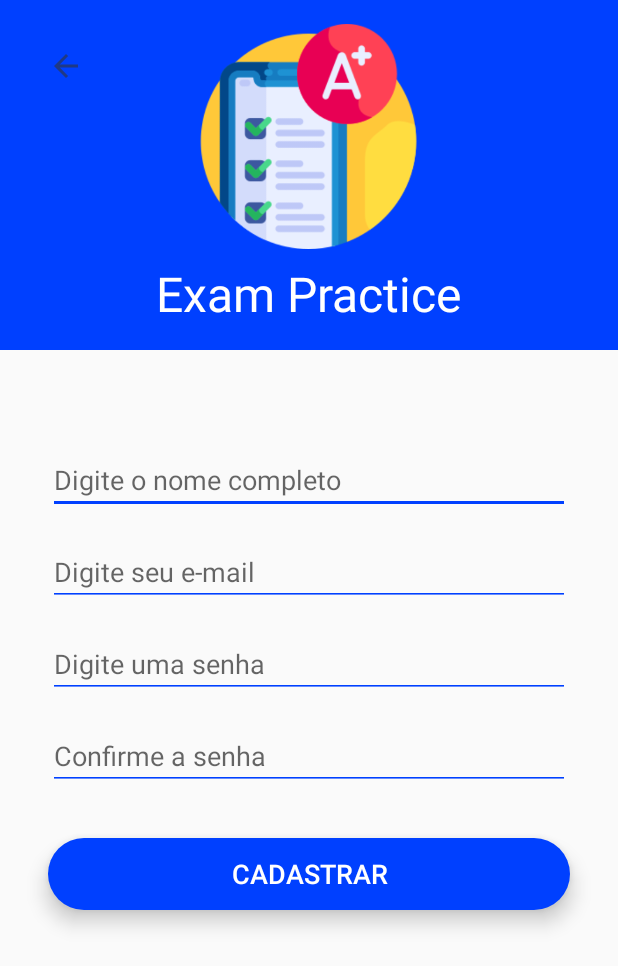
After one commit to flrocha84/EstudeMais, an Android app: the SignUpActivity screen opened directly, with no data from a screen before it, on a phone screen of 412 x 824 dp. The commit adds this screen. Shown: the top 966 px of the screen. Run offline under Robolectric (Android 15) with nearby library versions, the phone set to English and light mode, and no system bars; our stand-ins replace Firebase (no records; nobody signed in at launch, a user with empty details on screens opened directly).

Commit message:
login e cadastro funcionando

```diff
--- a/app/build.gradle
+++ b/app/build.gradle
@@ -1,7 +1,8 @@
 plugins {
     id 'com.android.application'
 }
-
+apply plugin: 'com.android.application'
+apply plugin: 'com.google.gms.google-services'
 android {
     compileSdk 31
 
@@ -43,4 +44,7 @@ dependencies {
     testImplementation 'junit:junit:4.+'
     androidTestImplementation 'androidx.test.ext:junit:1.1.3'
     androidTestImplementation 'androidx.test.espresso:espresso-core:3.4.0'
+    implementation platform('com.google.firebase:firebase-bom:29.2.1')
+    implementation 'com.google.firebase:firebase-analytics'
+    implementation 'com.google.firebase:firebase-auth'
 }
--- a/app/src/main/AndroidManifest.xml
+++ b/app/src/main/AndroidManifest.xml
@@ -9,6 +9,9 @@
         android:roundIcon="@mipmap/ic_launcher_round"
         android:supportsRtl="true"
         android:theme="@style/Theme.ExamPractice">
+        <activity
+            android:name=".SignUpActivity"
+            android:exported="false" />
         <activity
             android:name=".LoginActivity"
             android:exported="false" />
--- /dev/null
+++ b/app/src/main/java/com/proj/fab/estudemais/SignUpActivity.java
@@ -0,0 +1,135 @@
+package com.proj.fab.estudemais;
+
+import androidx.annotation.NonNull;
+import androidx.appcompat.app.AppCompatActivity;
+
+import android.app.Dialog;
+import android.content.Intent;
+import android.os.Bundle;
+import android.util.Log;
+import android.view.View;
+import android.view.ViewGroup;
+import android.widget.Button;
+import android.widget.EditText;
+import android.widget.ImageView;
+import android.widget.TextView;
+import android.widget.Toast;
+
+import com.google.android.gms.tasks.OnCompleteListener;
+import com.google.android.gms.tasks.Task;
+import com.google.firebase.auth.AuthResult;
+import com.google.firebase.auth.FirebaseAuth;
+import com.google.firebase.auth.FirebaseUser;
+
+public class SignUpActivity extends AppCompatActivity {
+    private EditText name, email,pass,confirmpass;
+    private Button signUpB;
+    private ImageView backB;
+    private FirebaseAuth mAuth;
+    private String emailStr,passStr,confirmPassStr,nameStr;
+    private Dialog progressDialog;
+    private TextView dialogText;
+
+
+
+    @Override
+    protected void onCreate(Bundle savedInstanceState) {
+        super.onCreate(savedInstanceState);
+        setContentView(R.layout.activity_sign_up);
+        name= findViewById(R.id.username);
+        email = findViewById(R.id.emailID);
+        pass=findViewById(R.id.password);
+        confirmpass=findViewById(R.id.confirm_pass);
+        signUpB= findViewById(R.id.signupB);
+        backB=findViewById(R.id.backB);
+
+
+        progressDialog=new Dialog(SignUpActivity.this);
+        progressDialog.setContentView(R.layout.dialog_layout);
+        progressDialog.setCancelable(false);
+        progressDialog.getWindow().setLayout(ViewGroup.LayoutParams.WRAP_CONTENT,ViewGroup.LayoutParams.WRAP_CONTENT);
+
+        dialogText=progressDialog.findViewById(R.id.dialog_text);
+        dialogText.setText("Cadastrando usuário...");
+
+        mAuth=FirebaseAuth.getInstance();
+
+        backB.setOnClickListener(new View.OnClickListener() {
+            @Override
+            public void onClick(View view) {
+
+                finish();
+            }
+        });
+
+        signUpB.setOnClickListener(new View.OnClickListener() {
+            @Override
+            public void onClick(View view) {
+
+                if (validate()){
+                signupNewUser();
+            }
+            }
+        });
+    }
+
+    private boolean validate(){
+        nameStr=name.getText().toString().trim();
+        passStr=pass.getText().toString().trim();
+        emailStr=email.getText().toString().trim();
+        confirmPassStr=confirmpass.getText().toString().trim();
+
+        if (nameStr.isEmpty())
+        {
+            name.setError("Preencha o nome.");
+            return false;
+        }
+        if (emailStr.isEmpty())
+        {
+            email.setError("Preencha o e-mail.");
+            return false;
+        }
+        if (passStr.isEmpty())
+        {
+            pass.setError("Preencha uma senha.");
+            return false;
+        }
+        if (confirmPassStr.isEmpty())
+        {
+            confirmpass.setError("Repita a senha.");
+            return false;
+        }
+        if (passStr.compareTo(confirmPassStr) !=0)
+        {
+            Toast.makeText(SignUpActivity.this,"As senhas são diferentes",Toast.LENGTH_SHORT).show();
+            return false;
+        }
+        return true;
+    }
+
+    private void signupNewUser(){
+        progressDialog.show();
+
+        mAuth.createUserWithEmailAndPassword(emailStr, passStr)
+                .addOnCompleteListener(this, new OnCompleteListener<AuthResult>() {
+                    @Override
+                    public void onComplete(@NonNull Task<AuthResult> task) {
+                        if (task.isSuccessful()) {
+
+                            Toast.makeText(SignUpActivity.this, "Cadastro realizado!",Toast.LENGTH_SHORT).show();
+                            progressDialog.dismiss();
+                            Intent intent = new Intent(SignUpActivity.this,MainActivity.class);
+                            startActivity(intent);
+                            SignUpActivity.this.finish();
+
+                        } else {
+                            progressDialog.dismiss();
+                            Toast.makeText(SignUpActivity.this, "Erro ao  Cadastrar.",
+                                    Toast.LENGTH_SHORT).show();
+                               }
+                    }
+                });
+
+
+    }
+}
--- /dev/null
+++ b/app/src/main/res/drawable-anydpi/ic_back.xml
@@ -0,0 +1,11 @@
+<vector xmlns:android="http://schemas.android.com/apk/res/android"
+    android:width="24dp"
+    android:height="24dp"
+    android:viewportWidth="24"
+    android:viewportHeight="24"
+    android:tint="#333333"
+    android:alpha="0.6">
+  <path
+      android:fillColor="@android:color/white"
+      android:pathData="M20,11H7.83l5.59,-5.59L12,4l-8,8 8,8 1.41,-1.41L7.83,13H20v-2z"/>
+</vector>
--- /dev/null
+++ b/app/src/main/res/layout/activity_sign_up.xml
@@ -0,0 +1,136 @@
+<?xml version="1.0" encoding="utf-8"?>
+<androidx.constraintlayout.widget.ConstraintLayout xmlns:android="http://schemas.android.com/apk/res/android"
+    xmlns:app="http://schemas.android.com/apk/res-auto"
+    xmlns:tools="http://schemas.android.com/tools"
+    android:layout_width="match_parent"
+    android:layout_height="match_parent"
+    android:theme="@style/LoginTheme"
+    tools:context=".SignUpActivity">
+
+    <ImageView
+        android:id="@+id/backB"
+        android:layout_width="wrap_content"
+        android:layout_height="wrap_content"
+        android:layout_marginStart="16dp"
+        android:layout_marginTop="16dp"
+        android:elevation="3dp"
+        android:padding="16dp"
+
+        app:layout_constraintStart_toStartOf="parent"
+        app:layout_constraintTop_toTopOf="parent"
+        app:srcCompat="@drawable/ic_back" />
+
+    <LinearLayout
+        android:id="@+id/linearLayout"
+        android:layout_width="match_parent"
+        android:layout_height="wrap_content"
+        android:background="@color/colorPrimary"
+        android:gravity="center"
+        android:orientation="vertical"
+        android:padding="16dp"
+        app:layout_constraintEnd_toEndOf="parent"
+        app:layout_constraintStart_toStartOf="parent"
+        app:layout_constraintTop_toTopOf="parent">
+
+        <ImageView
+            android:layout_width="150dp"
+            android:layout_height="150dp"
+            android:src="@drawable/app_logo" />
+
+        <TextView
+            android:layout_width="wrap_content"
+            android:layout_height="wrap_content"
+            android:layout_marginTop="8dp"
+            android:text="@string/app_name"
+            android:textColor="@color/white"
+            android:textSize="32sp" />
+
+    </LinearLayout>
+
+    <LinearLayout
+        android:layout_width="match_parent"
+        android:layout_height="wrap_content"
+        android:orientation="vertical"
+        android:id="@+id/edit_layout"
+        android:layout_marginBottom="16dp"
+        app:layout_constraintTop_toBottomOf="@+id/linearLayout"
+        app:layout_constraintLeft_toLeftOf="parent"
+        app:layout_constraintRight_toRightOf="parent"
+        >
+        <EditText
+            android:id="@+id/username"
+            android:layout_width="match_parent"
+            android:layout_height="wrap_content"
+            android:layout_marginStart="32dp"
+            android:layout_marginTop="64dp"
+            android:layout_marginEnd="32dp"
+            android:backgroundTint="@color/colorPrimary"
+            android:textColor="@color/black"
+            android:hint="Digite o nome completo"
+            android:ems="10"
+            android:inputType="textEmailAddress"
+             />
+        <EditText
+            android:id="@+id/emailID"
+            android:layout_width="match_parent"
+            android:layout_height="wrap_content"
+            android:layout_marginStart="32dp"
+            android:layout_marginTop="16dp"
+            android:layout_marginEnd="32dp"
+            android:backgroundTint="@color/colorPrimary"
+            android:textColor="@color/black"
+            android:hint="Digite seu e-mail"
+            android:ems="10"
+            android:inputType="text"
+
+            />
+        <EditText
+            android:id="@+id/password"
+            android:layout_width="match_parent"
+            android:layout_height="wrap_content"
+            android:layout_marginStart="32dp"
+            android:layout_marginTop="16dp"
+            android:layout_marginEnd="32dp"
+            android:backgroundTint="@color/colorPrimary"
+            android:textColor="@color/black"
+            android:hint="Digite uma senha"
+            android:ems="10"
+            android:inputType="textPassword"
+
+            />
+        <EditText
+            android:id="@+id/confirm_pass"
+            android:layout_width="match_parent"
+            android:layout_height="wrap_content"
+            android:layout_marginStart="32dp"
+            android:layout_marginTop="16dp"
+            android:layout_marginEnd="32dp"
+            android:backgroundTint="@color/colorPrimary"
+            android:textColor="@color/black"
+            android:hint="Confirme a senha"
+            android:ems="10"
+            android:inputType="textPassword"
+
+            />
+
+    </LinearLayout>
+
+    <Button
+        android:id="@+id/signupB"
+        android:layout_width="0dp"
+        android:layout_height="wrap_content"
+        android:layout_marginStart="32dp"
+        android:layout_marginTop="32dp"
+        android:layout_marginEnd="32dp"
+        android:text="CADASTRAR"
+        android:background="@drawable/round_corner_button"
+        android:textColor="@color/white"
+        android:textSize="18sp"
+        android:elevation="5dp"
+        android:translationZ="3dp"
+        android:stateListAnimator="@null"
+        app:layout_constraintEnd_toEndOf="parent"
+        app:layout_constraintStart_toStartOf="parent"
+        app:layout_constraintTop_toBottomOf="@+id/edit_layout" />
+
+</androidx.constraintlayout.widget.ConstraintLayout>
--- a/build.gradle
+++ b/build.gradle
@@ -6,12 +6,14 @@ buildscript {
     }
     dependencies {
         classpath "com.android.tools.build:gradle:7.0.4"
-
+        classpath 'com.google.gms:google-services:4.3.10'
         // NOTE: Do not place your application dependencies here; they belong
         // in the individual module build.gradle files
     }
 }
 
+
+
 task clean(type: Delete) {
     delete rootProject.buildDir
 }
```
Also changed, not shown: app/src/main/java/com/proj/fab/estudemais/LoginActivity.java (+60 -0 lines), app/src/main/java/com/proj/fab/estudemais/SplashActivity.java (+19 -3 lines), app/src/main/res/layout/dialog_layout.xml (added, +33 -0 lines), app/src/main/res/drawable-hdpi/ic_back.png (added), app/src/main/res/drawable-mdpi/ic_back.png (added), app/src/main/res/drawable-xhdpi/ic_back.png (added), app/src/main/res/drawable-xxhdpi/ic_back.png (added), 1 other file.
